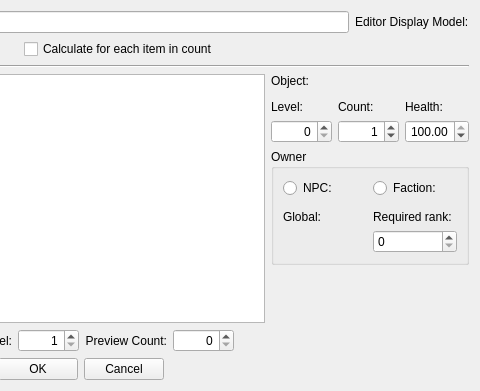
DavidJCobb/DovahKit, file native/src/DovahKit/ui/form_windows/leveled_character.ui: the form before one commit; both pictures show x 319 to 799 and y 0 to 391 of the 799 by 391 pixel window.
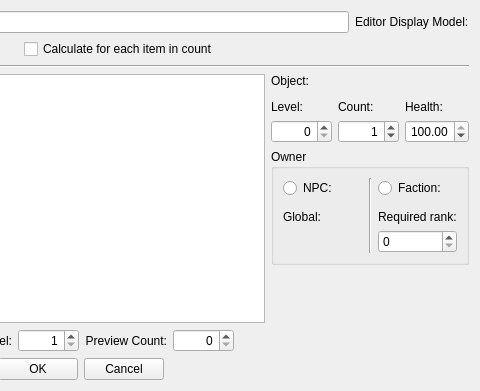
The form after the commit. Custom widgets are drawn as their Qt base class.

Commit message:
Leveled list work
LVLI window now has a context menu and delete-key support, both untested.

When generating a preview of a leveled list, we now merge identical entries.

DKFormPicker: fix: hiding the type-picker now works properly again. The initial state of the bool wasn't matching the initial state of the widgets, previously.

Patch:
```diff
--- a/native/src/DovahKit/ui/form_windows/leveled_character.ui
+++ b/native/src/DovahKit/ui/form_windows/leveled_character.ui
@@ -194,18 +194,8 @@
           <string>Owner</string>
          </property>
          <layout class="QGridLayout" name="gridLayout_2">
-          <item row="2" column="1">
-           <widget class="QLabel" name="label_5">
-            <property name="text">
-             <string>Required rank:</string>
-            </property>
-            <property name="buddy">
-             <cstring>entryOwnerRank</cstring>
-            </property>
-           </widget>
-          </item>
-          <item row="1" column="1">
-           <widget class="DKFormPicker" name="entryOwnerFaction"/>
+          <item row="3" column="0">
+           <widget class="DKFormPicker" name="entryOwnerGlobal"/>
           </item>
           <item row="0" column="0">
            <widget class="QRadioButton" name="entryOwnerTypeActorBase">
@@ -214,16 +204,32 @@
             </property>
            </widget>
           </item>
-          <item row="0" column="1">
-           <widget class="QRadioButton" name="entryOwnerTypeFaction">
-            <property name="text">
-             <string>Faction:</string>
-            </property>
-           </widget>
-          </item>
           <item row="1" column="0">
            <widget class="DKFormPicker" name="entryOwnerActorBase"/>
           </item>
+          <item row="0" column="2">
+           <widget class="QRadioButton" name="entryOwnerTypeFaction">
+            <property name="text">
+             <string>Faction:</string>
+            </property>
+           </widget>
+          </item>
+          <item row="3" column="2">
+           <widget class="QSpinBox" name="entryOwnerRank"/>
+          </item>
+          <item row="2" column="2">
+           <widget class="QLabel" name="label_5">
+            <property name="text">
+             <string>Required rank:</string>
+            </property>
+            <property name="buddy">
+             <cstring>entryOwnerRank</cstring>
+            </property>
+           </widget>
+          </item>
+          <item row="1" column="2">
+           <widget class="DKFormPicker" name="entryOwnerFaction"/>
+          </item>
           <item row="2" column="0">
            <widget class="QLabel" name="label_4">
             <property name="text">
@@ -234,11 +240,12 @@
             </property>
            </widget>
           </item>
-          <item row="3" column="1">
-           <widget class="QSpinBox" name="entryOwnerRank"/>
-          </item>
-          <item row="3" column="0">
-           <widget class="DKFormPicker" name="entryOwnerGlobal"/>
+          <item row="0" column="1" rowspan="4">
+           <widget class="Line" name="line_2">
+            <property name="orientation">
+             <enum>Qt::Vertical</enum>
+            </property>
+           </widget>
           </item>
          </layout>
         </widget>
```
The commit also changes 5 other files.
